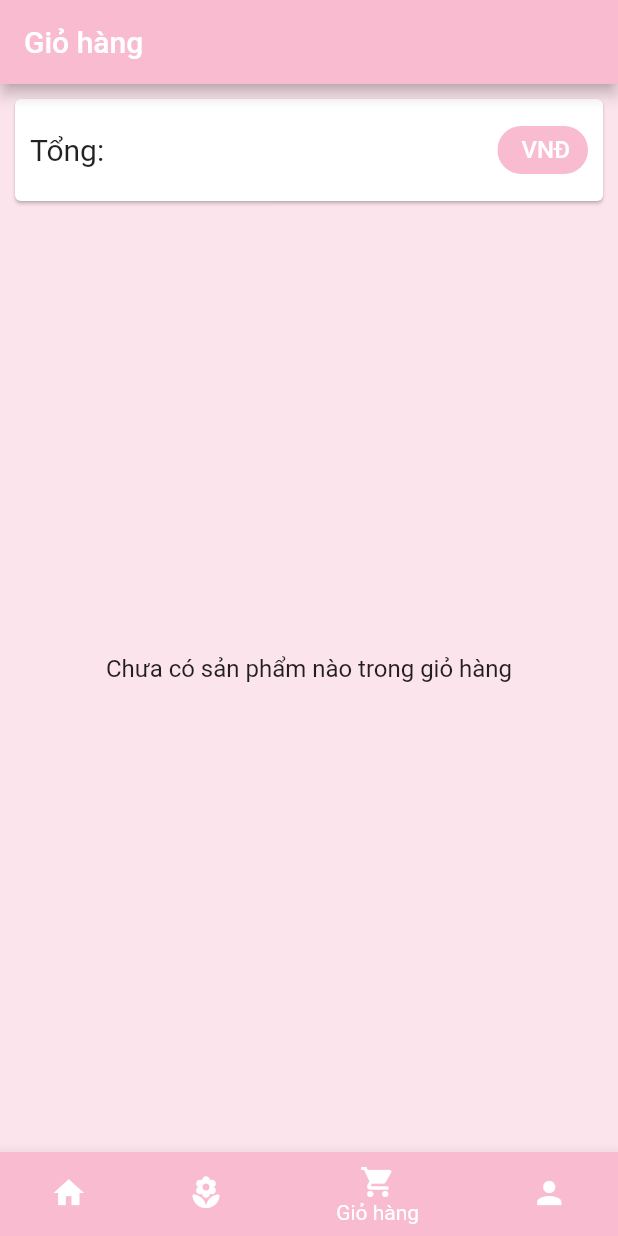
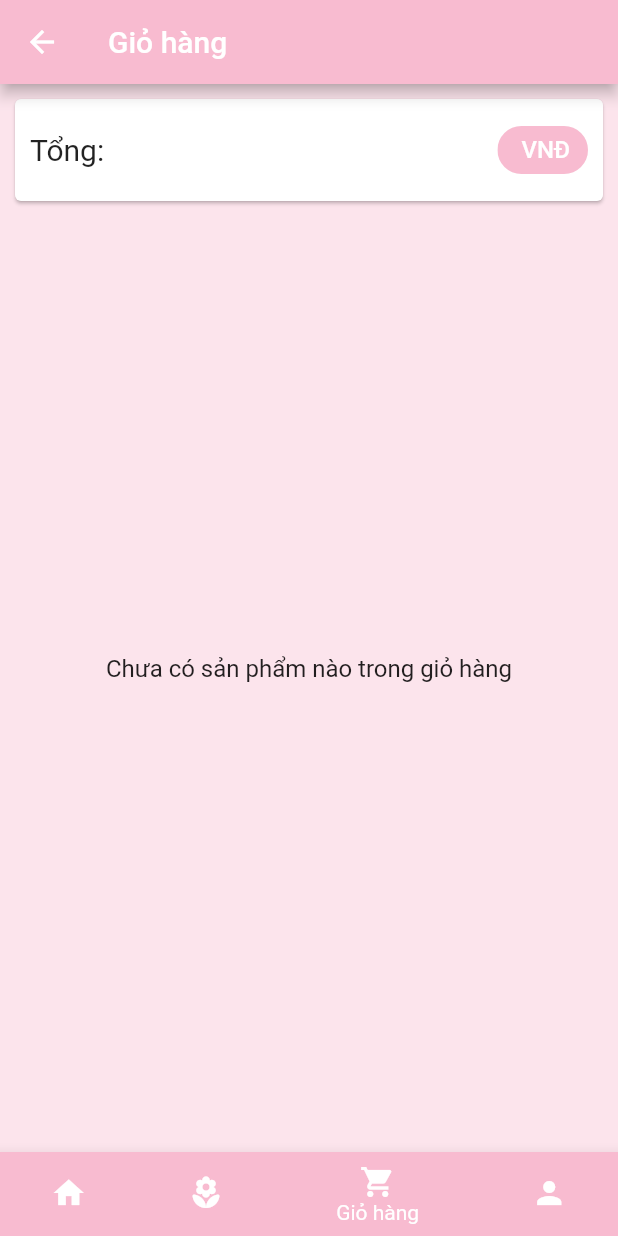
Before and after one commit to anb1906423/template-app, a Flutter app: the screen it shows after launch, item 3 of the bottom bar chosen, on a phone screen of 412 x 824 dp. Run offline on Flutter 3.47's test engine with Material 2 defaults, Android fonts, the phone set to English and light mode, and no system bars; our stand-ins replace dartz, flutter_html, fluttertoast, get, get_storage; accounts and stored records are empty; network calls fail.

Commit message:
first commit

```diff
--- a/lib/controller/favorite_controller.dart
+++ b/lib/controller/favorite_controller.dart
@@ -1,3 +1,4 @@
+import 'package:dartz/dartz.dart';
 import 'package:flutter/material.dart';
 import 'package:get/get.dart';
 import 'package:template_app/controller/notifi_controlle.dart';
@@ -11,6 +12,7 @@ class FavoriteController extends GetxController {
   final FavoriteService _favoriteService = FavoriteService();
   RxList<FavoriteModel> favorites = <FavoriteModel>[].obs;
   final _userService = UserService();
+
 
   Future<void> getFavoritesByUserId(String userId) async {
     try {
--- a/lib/widget/cart.dart
+++ b/lib/widget/cart.dart
@@ -18,7 +18,17 @@ class Cart extends GetView<CartController> {
   @override
   Widget build(BuildContext context) {
     return Scaffold(
-      appBar: MyAppBar(title: 'gio hang'.tr),
+      appBar: AppBar(
+        leading: IconButton(
+          icon: Icon(Icons.arrow_back),
+          onPressed: () {
+            // Xử lý khi người dùng nhấn nút back arrow
+            Get.toNamed("/product"); // Chuyển về trang có route "/home"
+          },
+        ),
+        title: Text('gio hang'.tr),
+        backgroundColor: Colors.pink.shade100,
+      ),
       backgroundColor: Colors.pink.shade50,
       body: Column(
         children: <Widget>[
--- a/lib/widget/favorite.dart
+++ b/lib/widget/favorite.dart
@@ -6,6 +6,7 @@ import 'package:template_app/widget/product.dart';
 import '../controller/favorite_controller.dart';
 import '../model/product_model.dart';
 import '../service/user_service.dart';
+import '../util/format_util.dart';
 
 class Favorite extends GetView<FavoriteController> {
   Favorite({Key? key}) : super(key: key);
@@ -91,7 +92,7 @@ class Favorite extends GetView<FavoriteController> {
                 //alignment: Alignment.centerRight,
                 child: Container(
                   child: Text(
-                    '\$${favorite.price}',
+                    '${FormatUtils.formatPrice(favorite.price)} VNĐ',
                     style: const TextStyle(
                       color: Color.fromARGB(255, 92, 92, 92),
                       fontSize: 15,
--- a/lib/widget/product_detail.dart
+++ b/lib/widget/product_detail.dart
@@ -19,7 +19,8 @@ class ProductDetail extends GetView<ProductDetailController> {
   Widget build(BuildContext context) {
     final _userService = UserService();
     CartController cartController = Get.find<CartController>();
-    final FavoriteController favoriteController = Get.find<FavoriteController>();
+    final FavoriteController favoriteController =
+        Get.find<FavoriteController>();
     bool isFavorite = favoriteController.isProductFavorite(
         _userService.currentUser?.userId ?? "", controller.product!.id);
     print(isFavorite);
```
Also changed, not shown: lib/widget/common/my_bottom_bar.dart (+16 -4 lines), lib/widget/product.dart (+9 -2 lines).
